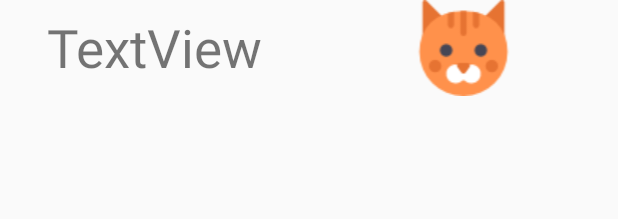
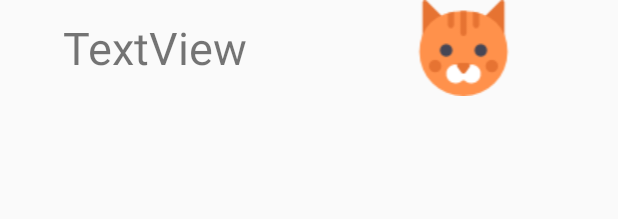
Before and after one commit to CiaShangLin/AdoptionAnimal, an Android app: the layout dogcatsp_layout.xml on its own in the app's theme, with its tools: preview values and no code run, on a phone screen of 412 x 824 dp. Shown: the top 219 px of the screen. Run offline under Robolectric (Android 15) with nearby library versions, the phone set to English and light mode, and no system bars; network calls fail.

```diff
--- a/app/src/main/res/layout/dogcatsp_layout.xml
+++ b/app/src/main/res/layout/dogcatsp_layout.xml
@@ -12,7 +12,7 @@
         android:layout_weight="1"
         android:gravity="center"
         android:text="TextView"
-        android:textSize="35sp" />
+        android:textSize="30sp" />
 
     <ImageView
         android:id="@+id/dogcatImg"
```
